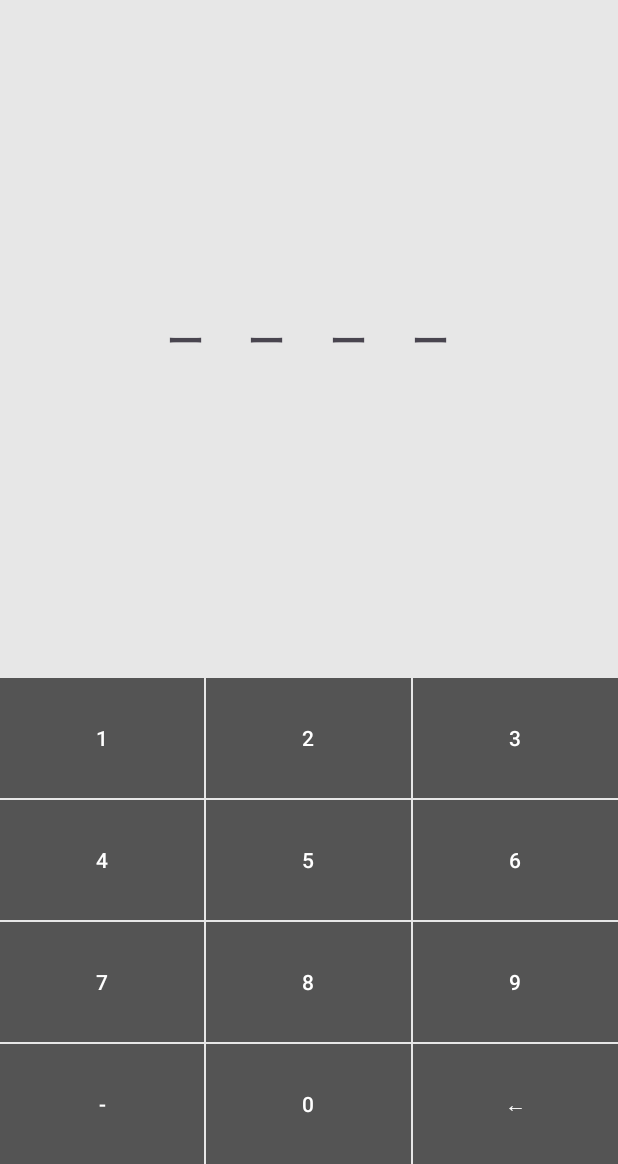
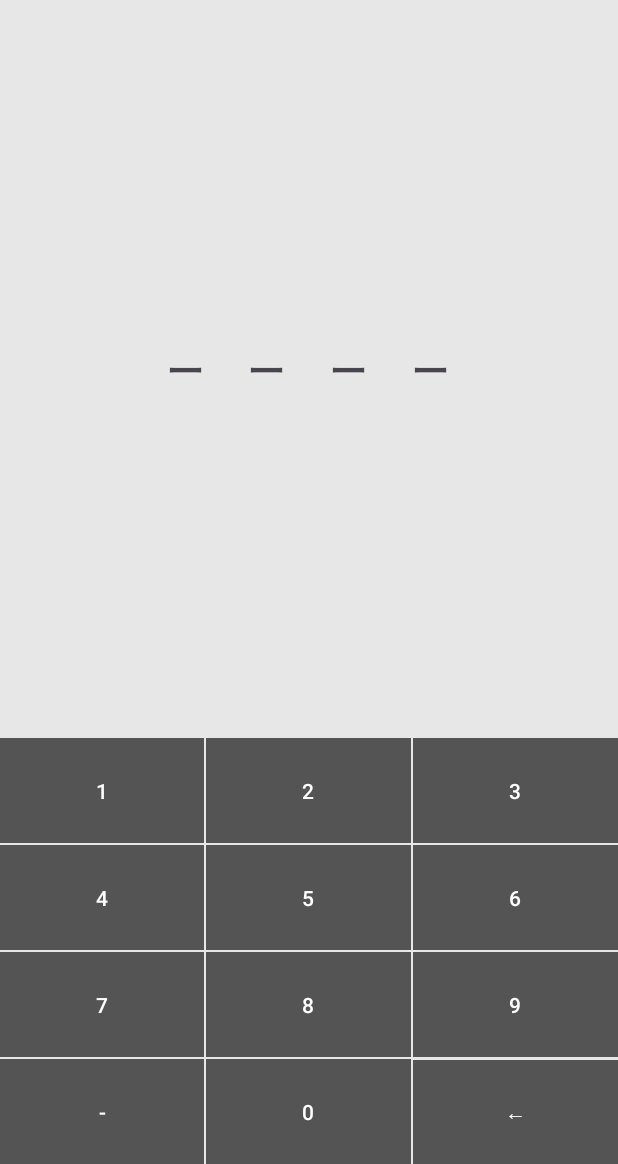
Before and after one commit to amefure/Android-KyounoUnchi, an Android app: the fragment AppLockFragment placed in its activity, on a phone screen of 412 x 824 dp, the part 72-1236 px from its top. Run offline under Robolectric (Android 15) with nearby library versions, the phone set to English and light mode, and no system bars; our stand-ins replace AdMob, Room's generated code, RxJava; 4 statements that could not run were skipped.

Commit message:
UI微調整

```diff
--- a/app/src/main/res/layout/fragment_app_lock.xml
+++ b/app/src/main/res/layout/fragment_app_lock.xml
@@ -129,7 +129,7 @@
                 android:id="@+id/number_button1"
                 style="?android:attr/borderlessButtonStyle"
                 android:layout_width="wrap_content"
-                android:layout_height="80dp"
+                android:layout_height="70dp"
                 android:layout_weight="1"
                 android:background="@color/ex_text"
                 android:text="@string/app_lock_number1"
@@ -143,7 +143,7 @@
                 android:id="@+id/number_button2"
                 style="?android:attr/borderlessButtonStyle"
                 android:layout_width="wrap_content"
-                android:layout_height="80dp"
+                android:layout_height="70dp"
                 android:layout_weight="1"
                 android:background="@color/ex_text"
                 android:text="@string/app_lock_number2"
@@ -157,7 +157,7 @@
                 android:id="@+id/number_button3"
                 style="?android:attr/borderlessButtonStyle"
                 android:layout_width="wrap_content"
-                android:layout_height="80dp"
+                android:layout_height="70dp"
                 android:layout_weight="1"
                 android:background="@color/ex_text"
                 android:text="@string/app_lock_number3"
@@ -179,7 +179,7 @@
                 android:id="@+id/number_button4"
                 style="?android:attr/borderlessButtonStyle"
                 android:layout_width="wrap_content"
-                android:layout_height="80dp"
+                android:layout_height="70dp"
                 android:layout_weight="1"
                 android:background="@color/ex_text"
                 android:text="@string/app_lock_number4"
@@ -193,7 +193,7 @@
                 android:id="@+id/number_button5"
                 style="?android:attr/borderlessButtonStyle"
                 android:layout_width="wrap_content"
-                android:layout_height="80dp"
+                android:layout_height="70dp"
                 android:layout_weight="1"
                 android:background="@color/ex_text"
                 android:text="@string/app_lock_number5"
@@ -207,7 +207,7 @@
                 android:id="@+id/number_button6"
                 style="?android:attr/borderlessButtonStyle"
                 android:layout_width="wrap_content"
-                android:layout_height="80dp"
+                android:layout_height="70dp"
                 android:layout_weight="1"
                 android:background="@color/ex_text"
                 android:text="@string/app_lock_number6"
@@ -229,7 +229,7 @@
                 android:id="@+id/number_button7"
                 style="?android:attr/borderlessButtonStyle"
                 android:layout_width="wrap_content"
-                android:layout_height="80dp"
+                android:layout_height="70dp"
                 android:layout_weight="1"
                 android:background="@color/ex_text"
                 android:text="@string/app_lock_number7"
@@ -243,7 +243,7 @@
                 android:id="@+id/number_button8"
                 style="?android:attr/borderlessButtonStyle"
                 android:layout_width="wrap_content"
-                android:layout_height="80dp"
+                android:layout_height="70dp"
                 android:layout_weight="1"
                 android:background="@color/ex_text"
                 android:text="@string/app_lock_number8"
@@ -257,7 +257,7 @@
                 android:id="@+id/number_button9"
                 style="?android:attr/borderlessButtonStyle"
                 android:layout_width="wrap_content"
-                android:layout_height="80dp"
+                android:layout_height="70dp"
                 android:layout_weight="1"
                 android:background="@color/ex_text"
                 android:text="@string/app_lock_number9"
@@ -279,7 +279,7 @@
                 android:id="@+id/number_button_hyphen"
                 style="?android:attr/borderlessButtonStyle"
                 android:layout_width="wrap_content"
-                android:layout_height="80dp"
+                android:layout_height="70dp"
                 android:layout_weight="1"
                 android:background="@color/ex_text"
                 android:text="@string/app_lock_number_none"
@@ -293,7 +293,7 @@
                 android:id="@+id/number_button0"
                 style="?android:attr/borderlessButtonStyle"
                 android:layout_width="wrap_content"
-                android:layout_height="80dp"
+                android:layout_height="70dp"
                 android:layout_weight="1"
                 android:background="@color/ex_text"
                 android:text="@string/app_lock_number0"
@@ -307,7 +307,7 @@
                 android:id="@+id/number_button_back"
                 style="?android:attr/borderlessButtonStyle"
                 android:layout_width="wrap_content"
-                android:layout_height="80dp"
+                android:layout_height="70dp"
                 android:layout_weight="1"
                 android:background="@color/ex_text"
                 android:text="@string/app_lock_number_back"
```
Also changed, not shown: app/src/main/res/layout/component_init_week.xml (+5 -3 lines), app/src/main/res/layout/fragment_setting.xml (+10 -8 lines).
